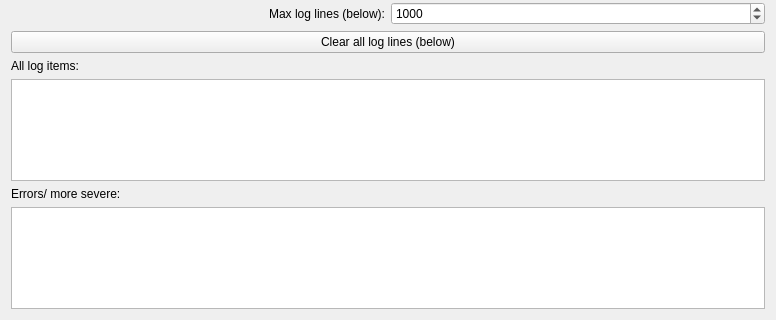
This is doomrunsyouform.ui in GNSS-Stylist/GNSS-Stylus as Qt 5 draws it before an edit; both pictures show x 0 to 776 and y 436 to 756 of the 776 by 756 pixel window. The edited form follows.
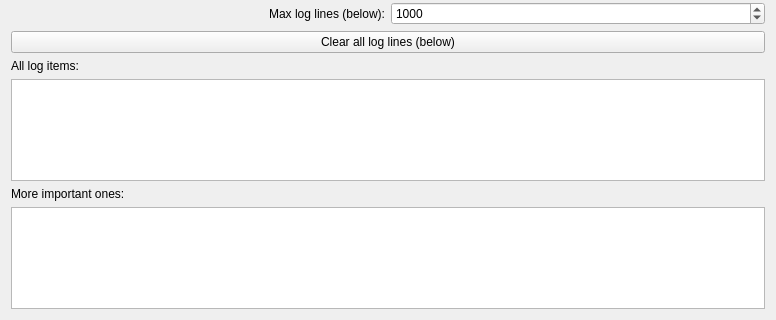
This is the edited form. Custom widgets are drawn as their Qt base class.

Commit message: Added comments and tidied code and UI

Patch:
```diff
--- a/doomrunsyouform.ui
+++ b/doomrunsyouform.ui
@@ -560,7 +560,7 @@
    <item>
     <widget class="QLabel" name="label_6">
      <property name="text">
-      <string>Errors/ more severe:</string>
+      <string>More important ones:</string>
      </property>
     </widget>
    </item>
```
The commit also changes 4 other files.
